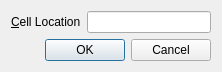
First picture: the form in chauve/gotocelldialog.ui, repository Philaeux/chauve, before the edit.
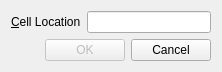
Second picture: the form after the edit.

Diff of the .ui file:
```diff
--- a/chauve/gotocelldialog.ui
+++ b/chauve/gotocelldialog.ui
@@ -48,6 +48,9 @@
      </item>
      <item>
       <widget class="QPushButton" name="okButton">
+       <property name="enabled">
+        <bool>false</bool>
+       </property>
        <property name="text">
         <string>OK</string>
        </property>
```
Left out of the diff: 4 changed lines with no effect on the pictures.
